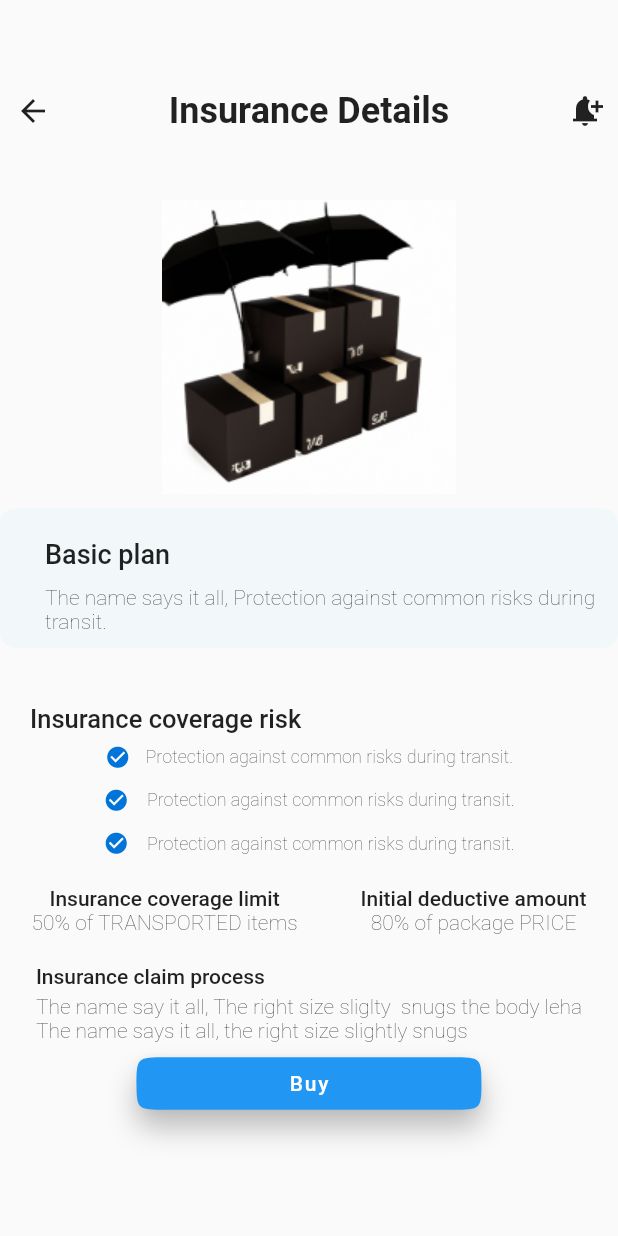
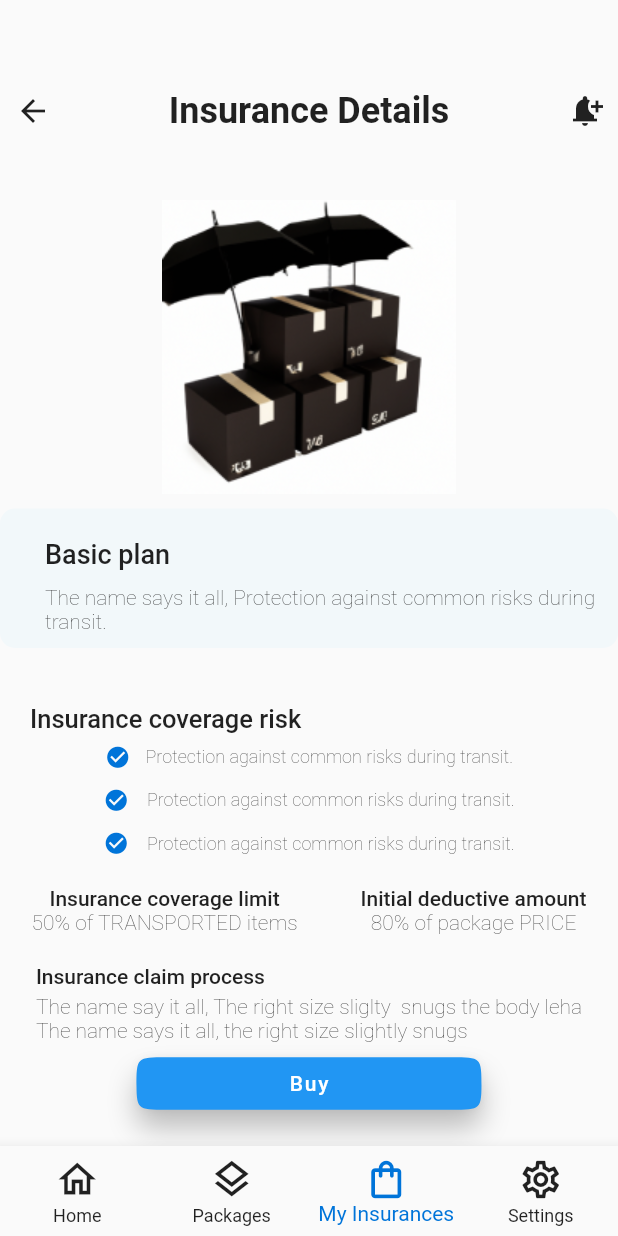
Before and after one commit to Pixel-Finhub/pixel-app-v2, a Flutter app: the InsuranceDetailsPage screen opened directly, on a phone screen of 412 x 824 dp. Run offline on Flutter 3.47's test engine with Material 2 defaults, Android fonts, the phone set to English and light mode, and no system bars; our stand-ins replace flutter_screenutil, get, intl_phone_number_input.

Commit message:
chore: extra changes

```diff
--- a/lib/app/ui/auth/login_page.dart
+++ b/lib/app/ui/auth/login_page.dart
@@ -102,7 +102,7 @@ class _LoginPageState extends State<LoginPage> {
                       elevation: 0,
                       child: Padding(
                         padding: const EdgeInsets.symmetric(
-                          horizontal: 10.0,
+                          horizontal: 30.0,
                           vertical: 3.0,
                         ),
                         child: TextFormField(
--- a/lib/app/ui/auth/register_page.dart
+++ b/lib/app/ui/auth/register_page.dart
@@ -3,6 +3,7 @@ import 'package:flutter_screenutil/flutter_screenutil.dart';
 import 'package:get/get.dart';
 import 'package:intl_phone_number_input/intl_phone_number_input.dart';
 import 'package:pixel_insurance_v2/app/ui/auth/login_page.dart';
+import 'package:pixel_insurance_v2/app/ui/auth/otp.dart';
 import 'package:pixel_insurance_v2/app/ui/widgets/button.dart';
 
 import '../theme/app_colors.dart';
@@ -117,7 +118,9 @@ class RegisterPage extends StatelessWidget {
                 height: 30.0.h,
               ),
               CustomButton(
-                function: () {},
+                function: () {
+                  Get.to(() => const OtpScreen());
+                },
                 text: "Register",
               ),
               TextButton(
--- a/lib/app/ui/insurance/insurance_details.dart
+++ b/lib/app/ui/insurance/insurance_details.dart
@@ -1,5 +1,6 @@
 import 'package:flutter/material.dart';
 import 'package:flutter_screenutil/flutter_screenutil.dart';
+import 'package:pixel_insurance_v2/app/ui/shared/custom_nav.dart';
 import 'package:pixel_insurance_v2/app/ui/theme/app_colors.dart';
 
 class InsuranceDetailsPage extends StatelessWidget {
@@ -8,15 +9,16 @@ class InsuranceDetailsPage extends StatelessWidget {
   @override
   Widget build(BuildContext context) {
     return Scaffold(
-      body: Column(mainAxisAlignment: MainAxisAlignment.start, children: [
+      body: SingleChildScrollView(
+        child: Column(mainAxisAlignment: MainAxisAlignment.start, children: [
           const SizedBox(
             height: 60,
           ),
-        Padding(
+          const Padding(
             padding: EdgeInsets.symmetric(horizontal: 10), // Added padding
             child: Row(
               mainAxisAlignment: MainAxisAlignment.spaceBetween,
-            children: const [
+              children: [
                 Icon(
                   Icons.arrow_back,
                 ),
@@ -48,9 +50,9 @@ class InsuranceDetailsPage extends StatelessWidget {
                 ),
                 padding: const EdgeInsets.all(
                     10), // Added padding for the entire container
-              child: Column(
+                child: const Column(
                   crossAxisAlignment: CrossAxisAlignment.start,
-                children: const [
+                  children: [
                     Padding(
                       padding: EdgeInsets.symmetric(
                         vertical: 10,
@@ -59,16 +61,16 @@ class InsuranceDetailsPage extends StatelessWidget {
                       child: Text(
                         'Basic plan',
                         textAlign: TextAlign.left,
-                      style:
-                          TextStyle(fontSize: 18, fontWeight: FontWeight.w500),
+                        style: TextStyle(
+                            fontSize: 18, fontWeight: FontWeight.w500),
                       ),
                     ),
                     Padding(
                       padding: EdgeInsets.only(left: 20),
                       child: Text(
                         'The name says it all, Protection against common risks during transit.',
-                      style:
-                          TextStyle(fontWeight: FontWeight.w200, fontSize: 14),
+                        style: TextStyle(
+                            fontWeight: FontWeight.w200, fontSize: 14),
                       ),
                     ),
                   ],
@@ -86,10 +88,9 @@ class InsuranceDetailsPage extends StatelessWidget {
               ),
               Column(
                 children: [
-                Row(
-                  //crossAxisAlignment: CrossAxisAlignment.center,
+                  const Row(
                     mainAxisAlignment: MainAxisAlignment.center,
-                  children: const [
+                    children:  [
                       Icon(
                         Icons.check_circle,
                         color: primary,
@@ -99,8 +100,8 @@ class InsuranceDetailsPage extends StatelessWidget {
                       SizedBox(width: 10), // Adjust the spacing as needed
                       Text(
                         'Protection against common risks during transit.',
-                      style:
-                          TextStyle(fontSize: 12, fontWeight: FontWeight.w200),
+                        style: TextStyle(
+                            fontSize: 12, fontWeight: FontWeight.w200),
                       ),
                     ],
                   ),
@@ -135,7 +136,7 @@ class InsuranceDetailsPage extends StatelessWidget {
                     crossAxisAlignment: CrossAxisAlignment.center,
                     mainAxisAlignment: MainAxisAlignment.center,
                     children: [
-                    Icon(
+                      const Icon(
                         Icons.check_circle,
                         color: primary,
                         size: 17,
@@ -160,7 +161,7 @@ class InsuranceDetailsPage extends StatelessWidget {
           const SizedBox(
             height: 20,
           ),
-        Row(
+          const Row(
             mainAxisAlignment: MainAxisAlignment.spaceAround,
             crossAxisAlignment: CrossAxisAlignment.center,
             children: [
@@ -193,7 +194,7 @@ class InsuranceDetailsPage extends StatelessWidget {
           const SizedBox(
             height: 10,
           ),
-        Padding(
+          const Padding(
             padding: EdgeInsets.symmetric(vertical: 10, horizontal: 20),
             child: Column(
               crossAxisAlignment: CrossAxisAlignment.start,
@@ -227,6 +228,10 @@ class InsuranceDetailsPage extends StatelessWidget {
             ),
           )
         ]),
+      ),
+      bottomNavigationBar: const CustomNav(
+        currentIndex: 2,
+      ),
     );
   }
 }
```
Also changed, not shown: lib/app/ui/auth/otp.dart (+11 -6 lines). Lines whose indentation alone changed are shown as unchanged.
